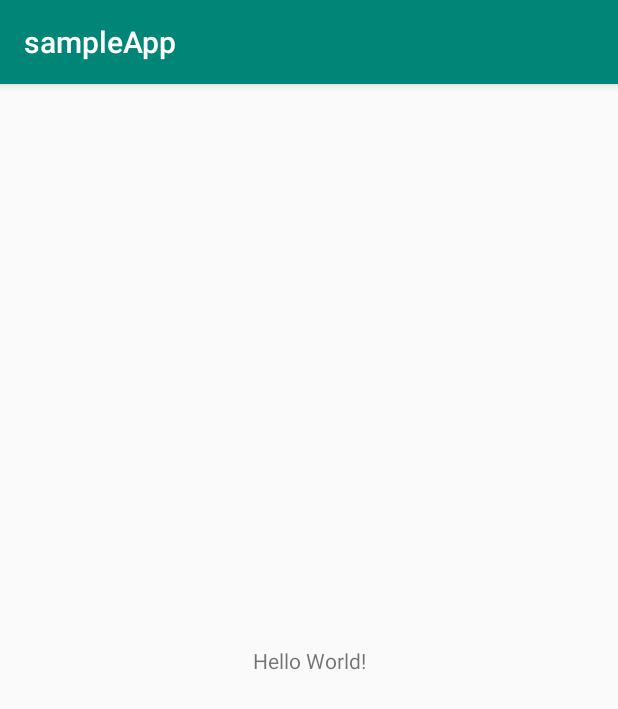
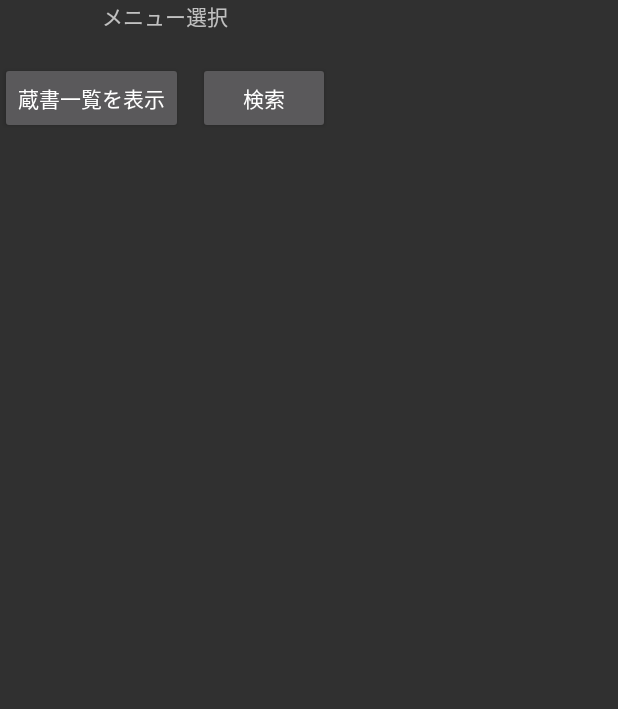
Before and after one commit to 15matsu03/android_practice, an Android app: the screen it shows after launch (MainActivity before the commit, BookIndexActivity after it), on a phone screen of 412 x 824 dp. Shown: the top 709 px of the screen. Run offline under Robolectric (Android 15) with nearby library versions, the phone set to English and light mode, and no system bars; 2 statements that could not run were skipped.

Commit message:
とりあえずnavigationでの画面遷移を実装

```diff
--- a/sampleApp/app/build.gradle
+++ b/sampleApp/app/build.gradle
@@ -24,6 +24,7 @@ android {
 }
 
 dependencies {
+
     implementation fileTree(dir: 'libs', include: ['*.jar'])
     implementation"org.jetbrains.kotlin:kotlin-stdlib-jdk7:$kotlin_version"
     implementation 'androidx.appcompat:appcompat:1.1.0'
@@ -32,4 +33,17 @@ dependencies {
     testImplementation 'junit:junit:4.12'
     androidTestImplementation 'androidx.test:runner:1.2.0'
     androidTestImplementation 'androidx.test.espresso:espresso-core:3.2.0'
+
+    // navigation
+    def nav_version = "2.3.0-alpha01"
+    // Java
+    implementation "androidx.navigation:navigation-fragment:$nav_version"
+    implementation "androidx.navigation:navigation-ui:$nav_version"
+    // Kotlin
+    implementation "androidx.navigation:navigation-fragment-ktx:$nav_version"
+    implementation "androidx.navigation:navigation-ui-ktx:$nav_version"
+    // Dynamic Feature Module Support
+    implementation "androidx.navigation:navigation-dynamic-features-fragment:$nav_version"
+    // Testing Navigation
+    androidTestImplementation "androidx.navigation:navigation-testing:$nav_version"
 }
--- a/sampleApp/app/src/main/AndroidManifest.xml
+++ b/sampleApp/app/src/main/AndroidManifest.xml
@@ -5,11 +5,11 @@
     <application
         android:allowBackup="true"
         android:icon="@mipmap/ic_launcher"
+        android:roundIcon="@mipmap/ic_launcher_round"
+        android:supportsRtl="false"
         android:label="@string/app_name"
-        android:roundIcon="@mipmap/ic_launcher_round"
-        android:supportsRtl="true"
-        android:theme="@style/AppTheme" >
-        <activity android:name=".MainActivity" >
+        android:theme="@style/Theme.Design.NoActionBar" >
+        <activity android:name=".component.BookIndexActivity" >
             <intent-filter>
                 <action android:name="android.intent.action.MAIN" />
 
--- a/sampleApp/app/src/main/java/com/example/sampleapp/MainActivity.kt
+++ /dev/null
@@ -1,12 +0,0 @@
-package com.example.sampleapp
-
-import androidx.appcompat.app.AppCompatActivity
-import android.os.Bundle
-
-class MainActivity : AppCompatActivity() {
-
-    override fun onCreate(savedInstanceState: Bundle?) {
-        super.onCreate(savedInstanceState)
-        setContentView(R.layout.activity_main)
-    }
-}
--- /dev/null
+++ b/sampleApp/app/src/main/java/com/example/sampleapp/component/BookIndexActivity.kt
@@ -0,0 +1,16 @@
+package com.example.sampleapp.component
+
+import androidx.appcompat.app.AppCompatActivity
+import android.os.Bundle
+import com.example.sampleapp.R
+
+/**
+ * アプリ起動時のActivity。
+ */
+class BookIndexActivity : AppCompatActivity() {
+
+    override fun onCreate(savedInstanceState: Bundle?) {
+        super.onCreate(savedInstanceState)
+        setContentView(R.layout.activity_book_index)
+    }
+}
--- /dev/null
+++ b/sampleApp/app/src/main/java/com/example/sampleapp/component/StartMenuFragment.kt
@@ -0,0 +1,30 @@
+package com.example.sampleapp.component
+
+import android.os.Bundle
+import android.view.LayoutInflater
+import android.view.View
+import android.view.ViewGroup
+import androidx.fragment.app.Fragment
+import androidx.navigation.fragment.findNavController
+import com.example.sampleapp.R
+import kotlinx.android.synthetic.main.fragment_start_menu.*
+
+
+/**
+ * アプリ起動時のメニュー選択画面。
+ *
+ */
+class StartMenuFragment: Fragment() {
+
+    override fun onCreateView(inflater: LayoutInflater, container: ViewGroup?, savedInstanceState: Bundle?): View? {
+        button_all_list.setOnClickListener { navigate(R.layout.fragment_list) }
+        button_search.setOnClickListener { navigate(R.layout.fragment_search) }
+        return inflater.inflate(R.layout.fragment_start_menu, container, false)
+    }
+
+    private fun navigate(resId: Int) {
+        findNavController().navigate(resId)
+    }
+
+
+}
--- /dev/null
+++ b/sampleApp/app/src/main/res/layout/activity_book_index.xml
@@ -0,0 +1,17 @@
+<?xml version="1.0" encoding="utf-8"?>
+<androidx.constraintlayout.widget.ConstraintLayout
+    xmlns:android="http://schemas.android.com/apk/res/android"
+    xmlns:tools="http://schemas.android.com/tools"
+    xmlns:app="http://schemas.android.com/apk/res-auto"
+    android:layout_width="wrap_content"
+    android:layout_height="wrap_content"
+    tools:context=".component.BookIndexActivity">
+
+        <fragment
+                android:name="androidx.navigation.fragment.NavHostFragment"
+                android:layout_width="match_parent"
+                android:layout_height="match_parent"
+                app:navGraph="@navigation/navigation_graph"
+                app:defaultNavHost="true"
+                android:id="@+id/fragment"/>
+</androidx.constraintlayout.widget.ConstraintLayout>
--- a/sampleApp/app/src/main/res/layout/activity_main.xml
+++ /dev/null
@@ -1,19 +0,0 @@
-<?xml version="1.0" encoding="utf-8"?>
-<androidx.constraintlayout.widget.ConstraintLayout
-    xmlns:android="http://schemas.android.com/apk/res/android"
-    xmlns:tools="http://schemas.android.com/tools"
-    xmlns:app="http://schemas.android.com/apk/res-auto"
-    android:layout_width="match_parent"
-    android:layout_height="match_parent"
-    tools:context=".MainActivity">
-
-    <TextView
-        android:layout_width="wrap_content"
-        android:layout_height="wrap_content"
-        android:text="Hello World!"
-        app:layout_constraintBottom_toBottomOf="parent"
-        app:layout_constraintLeft_toLeftOf="parent"
-        app:layout_constraintRight_toRightOf="parent"
-        app:layout_constraintTop_toTopOf="parent" />
-
-</androidx.constraintlayout.widget.ConstraintLayout>
--- /dev/null
+++ b/sampleApp/app/src/main/res/layout/fragment_list.xml
@@ -0,0 +1,6 @@
+<?xml version="1.0" encoding="utf-8"?>
+<androidx.constraintlayout.widget.ConstraintLayout xmlns:android="http://schemas.android.com/apk/res/android"
+                                                   android:layout_width="match_parent"
+                                                   android:layout_height="match_parent">
+
+</androidx.constraintlayout.widget.ConstraintLayout>
--- /dev/null
+++ b/sampleApp/app/src/main/res/layout/fragment_search.xml
@@ -0,0 +1,6 @@
+<?xml version="1.0" encoding="utf-8"?>
+<androidx.constraintlayout.widget.ConstraintLayout xmlns:android="http://schemas.android.com/apk/res/android"
+                                                   android:layout_width="match_parent"
+                                                   android:layout_height="match_parent">
+
+</androidx.constraintlayout.widget.ConstraintLayout>
--- /dev/null
+++ b/sampleApp/app/src/main/res/layout/fragment_start_menu.xml
@@ -0,0 +1,39 @@
+<?xml version="1.0" encoding="utf-8"?>
+<androidx.constraintlayout.widget.ConstraintLayout
+        xmlns:android="http://schemas.android.com/apk/res/android"
+        android:layout_width="match_parent"
+        android:layout_height="match_parent"
+        xmlns:tools="http://schemas.android.com/tools"
+        xmlns:app="http://schemas.android.com/apk/res-auto"
+        tools:context=".component.StartMenuFragment">
+    <TextView
+            android:id="@+id/menu_title"
+            android:textSize="14sp"
+            android:layout_width="wrap_content"
+            android:layout_height="wrap_content"
+            app:layout_constraintTop_toTopOf="parent"
+            app:layout_constraintStart_toStartOf="parent"
+            app:layout_constraintEnd_toEndOf="parent"
+            android:text="@string/select_menu"/>
+    <Button
+            android:id="@+id/button_all_list"
+            android:layout_height="wrap_content"
+            android:layout_width="wrap_content"
+            android:textSize="14sp"
+            android:text="@string/button_text_all_list"
+            android:layout_marginTop="20sp"
+            app:layout_constraintTop_toBottomOf="@id/menu_title"
+            app:layout_constraintStart_toStartOf="parent"
+    />
+    <Button
+            android:id="@+id/button_search"
+            android:layout_height="wrap_content"
+            android:layout_width="wrap_content"
+            android:textSize="14sp"
+            android:text="@string/button_text_search"
+            android:layout_marginTop="20sp"
+            android:layout_marginStart="10sp"
+            app:layout_constraintTop_toBottomOf="@id/menu_title"
+            app:layout_constraintStart_toEndOf="@id/button_all_list"
+    />
+</androidx.constraintlayout.widget.ConstraintLayout>
--- /dev/null
+++ b/sampleApp/app/src/main/res/navigation/navigation_graph.xml
@@ -0,0 +1,12 @@
+<?xml version="1.0" encoding="utf-8"?>
+<navigation xmlns:android="http://schemas.android.com/apk/res/android"
+            xmlns:app="http://schemas.android.com/apk/res-auto"
+            xmlns:tools="http://schemas.android.com/tools"
+            android:id="@+id/navigation_graph"
+            app:startDestination="@id/startMenuFragment">
+　　　　<fragment
+            android:id="@+id/startMenuFragment"
+            android:name="com.example.sampleapp.component.StartMenuFragment"
+            android:label="fragment_start_menu"
+            tools:layout="@layout/fragment_start_menu"/>
+</navigation>
--- a/sampleApp/app/src/main/res/values/strings.xml
+++ b/sampleApp/app/src/main/res/values/strings.xml
@@ -1,3 +1,8 @@
 <resources>
-    <string name="app_name">sampleApp</string>
+    <string name="app_name">蔵書検索</string>
+
+    <!-- メニュー選択画面 -->
+    <string name="select_menu">メニュー選択</string>
+    <string name="button_text_all_list">蔵書一覧を表示</string>
+    <string name="button_text_search">検索</string>
 </resources>
```
